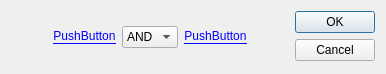
This is Dialogs/dlgconditiontype.ui in wushuangabao/Level_AI_Editor as Qt 5 draws it before an edit. The edited form follows.
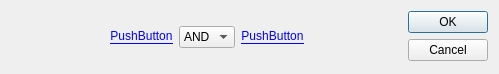
This is the edited form.

The edit to the form file:
```diff
--- a/Dialogs/dlgconditiontype.ui
+++ b/Dialogs/dlgconditiontype.ui
@@ -6,7 +6,7 @@
    <rect>
     <x>0</x>
     <y>0</y>
-    <width>386</width>
+    <width>499</width>
     <height>74</height>
    </rect>
   </property>
```
